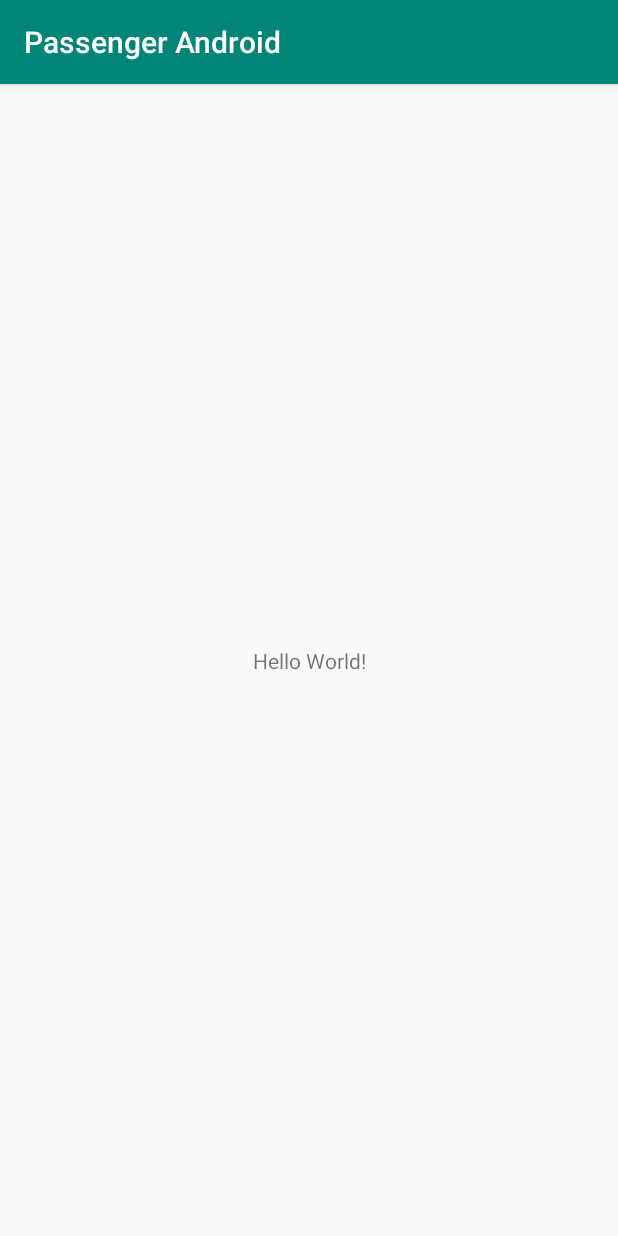
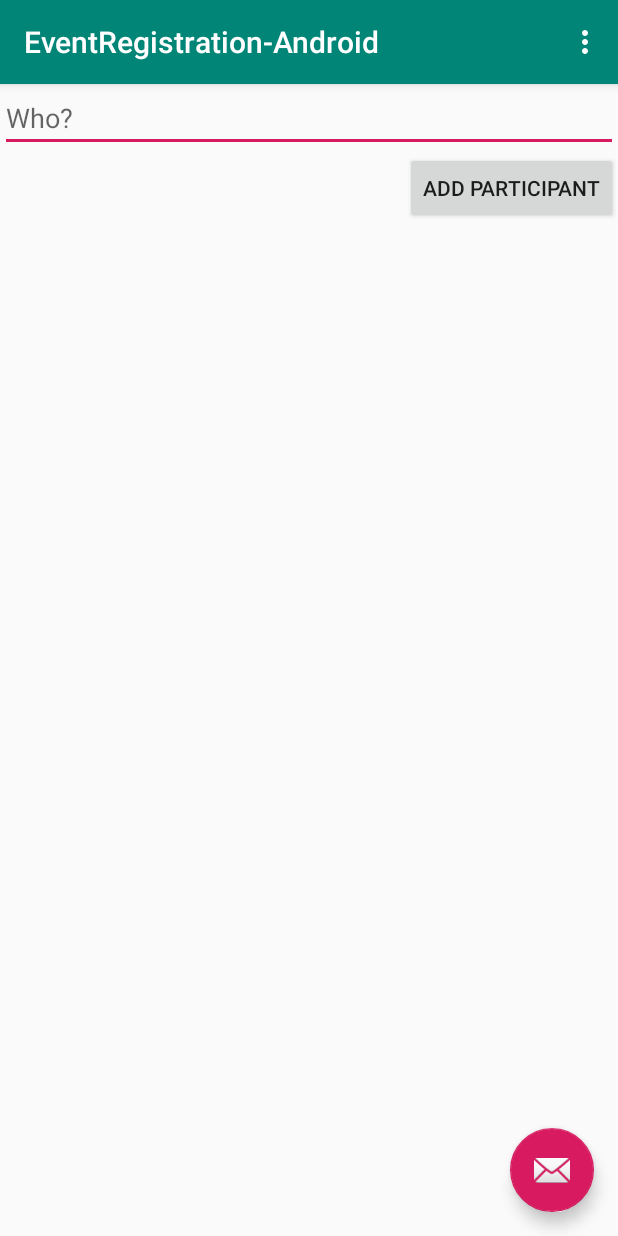
Before and after one commit to alexanderhale/ECSE321-backend-android, an Android app: the screen it shows after launch (MainActivity), on a phone screen of 412 x 824 dp. Run offline under Robolectric (Android 15) with nearby library versions, the phone set to English and light mode, and no system bars; libraries missing offline, so code that uses them is left out: com.loopj.android, cz.msebera.android.

Commit message:
duplicated working frontend project into passengerAndroid

```diff
--- a/frontendAndroid/passengerAndroid/app/build.gradle
+++ b/frontendAndroid/passengerAndroid/app/build.gradle
@@ -3,7 +3,7 @@ apply plugin: 'com.android.application'
 android {
     compileSdkVersion 28
     defaultConfig {
-        applicationId "com.example.alex.passengerandroid"
+        applicationId "ca.mcgill.ecse321.eventregistration"
         minSdkVersion 15
         targetSdkVersion 28
         versionCode 1
@@ -22,6 +22,8 @@ dependencies {
     implementation fileTree(dir: 'libs', include: ['*.jar'])
     implementation 'com.android.support:appcompat-v7:28.0.0'
     implementation 'com.android.support.constraint:constraint-layout:1.1.3'
+    implementation 'com.android.support:design:28.0.0'
+    implementation 'com.loopj.android:android-async-http:1.4.9'
     testImplementation 'junit:junit:4.12'
     androidTestImplementation 'com.android.support.test:runner:1.0.2'
     androidTestImplementation 'com.android.support.test.espresso:espresso-core:3.0.2'
--- /dev/null
+++ b/frontendAndroid/passengerAndroid/app/src/main/java/ca/mcgill/ecse321/eventregistration/MainActivity.java
@@ -0,0 +1,97 @@
+package ca.mcgill.ecse321.eventregistration;
+
+import android.os.Bundle;
+import android.support.design.widget.FloatingActionButton;
+import android.support.design.widget.Snackbar;
+import android.support.v7.app.AppCompatActivity;
+import android.support.v7.widget.Toolbar;
+import android.view.View;
+import android.view.Menu;
+import android.view.MenuItem;
+import android.widget.TextView;
+
+import com.loopj.android.http.JsonHttpResponseHandler;
+import com.loopj.android.http.RequestParams;
+
+import org.json.JSONException;
+import org.json.JSONObject;
+
+import cz.msebera.android.httpclient.Header;
+
+public class MainActivity extends AppCompatActivity {
+    private String error = null;
+
+    @Override
+    protected void onCreate(Bundle savedInstanceState) {
+        super.onCreate(savedInstanceState);
+        setContentView(R.layout.activity_main);
+        Toolbar toolbar = (Toolbar) findViewById(R.id.toolbar);
+        setSupportActionBar(toolbar);
+
+        FloatingActionButton fab = (FloatingActionButton) findViewById(R.id.fab);
+        fab.setOnClickListener(new View.OnClickListener() {
+            @Override
+            public void onClick(View view) {
+                Snackbar.make(view, "Replace with your own action", Snackbar.LENGTH_LONG)
+                        .setAction("Action", null).show();
+            }
+        });
+        refreshErrorMessage();
+    }
+
+    @Override
+    public boolean onCreateOptionsMenu(Menu menu) {
+        // Inflate the menu; this adds items to the action bar if it is present.
+        getMenuInflater().inflate(R.menu.menu_main, menu);
+        return true;
+    }
+
+    @Override
+    public boolean onOptionsItemSelected(MenuItem item) {
+        // Handle action bar item clicks here. The action bar will
+        // automatically handle clicks on the Home/Up button, so long
+        // as you specify a parent activity in AndroidManifest.xml.
+        int id = item.getItemId();
+
+        //noinspection SimplifiableIfStatement
+        if (id == R.id.action_settings) {
+            return true;
+        }
+
+        return super.onOptionsItemSelected(item);
+    }
+
+    public void addParticipant(View v) {
+        error = "";
+        final TextView tv = (TextView) findViewById(R.id.newparticipant_name);
+        HttpUtils.post("participants/" + tv.getText().toString(), new RequestParams(), new JsonHttpResponseHandler() {
+            @Override
+            public void onFinish() {
+                refreshErrorMessage();
+                tv.setText("");
+            }
+            @Override
+            public void onFailure(int statusCode, Header[] headers, Throwable throwable, JSONObject errorResponse) {
+                try {
+                    error += errorResponse.get("message").toString();
+                } catch (JSONException e) {
+                    error += e.getMessage();
+                }
+                refreshErrorMessage();
+            }
+        });
+    }
+
+    private void refreshErrorMessage() {
+        // set the error message
+        TextView tvError = (TextView) findViewById(R.id.error);
+        tvError.setText(error);
+
+        if (error == null || error.length() == 0) {
+            tvError.setVisibility(View.GONE);
+        } else {
+            tvError.setVisibility(View.VISIBLE);
+        }
+
+    }
+}
--- a/frontendAndroid/passengerAndroid/app/src/main/res/layout/activity_main.xml
+++ b/frontendAndroid/passengerAndroid/app/src/main/res/layout/activity_main.xml
@@ -1,18 +1,33 @@
 <?xml version="1.0" encoding="utf-8"?>
-<android.support.constraint.ConstraintLayout xmlns:android="http://schemas.android.com/apk/res/android"
+<android.support.design.widget.CoordinatorLayout xmlns:android="http://schemas.android.com/apk/res/android"
     xmlns:app="http://schemas.android.com/apk/res-auto"
     xmlns:tools="http://schemas.android.com/tools"
     android:layout_width="match_parent"
     android:layout_height="match_parent"
     tools:context=".MainActivity">
 
-    <TextView
+    <android.support.design.widget.AppBarLayout
+        android:layout_width="match_parent"
+        android:layout_height="wrap_content"
+        android:theme="@style/AppTheme.AppBarOverlay">
+
+        <android.support.v7.widget.Toolbar
+            android:id="@+id/toolbar"
+            android:layout_width="match_parent"
+            android:layout_height="?attr/actionBarSize"
+            android:background="?attr/colorPrimary"
+            app:popupTheme="@style/AppTheme.PopupOverlay" />
+
+    </android.support.design.widget.AppBarLayout>
+
+    <include layout="@layout/content_main" />
+
+    <android.support.design.widget.FloatingActionButton
+        android:id="@+id/fab"
         android:layout_width="wrap_content"
         android:layout_height="wrap_content"
-        android:text="Hello World!"
-        app:layout_constraintBottom_toBottomOf="parent"
-        app:layout_constraintLeft_toLeftOf="parent"
-        app:layout_constraintRight_toRightOf="parent"
-        app:layout_constraintTop_toTopOf="parent" />
+        android:layout_gravity="bottom|end"
+        android:layout_margin="@dimen/fab_margin"
+        app:srcCompat="@android:drawable/ic_dialog_email" />
 
-</android.support.constraint.ConstraintLayout>
+</android.support.design.widget.CoordinatorLayout>
--- /dev/null
+++ b/frontendAndroid/passengerAndroid/app/src/main/res/layout/content_main.xml
@@ -0,0 +1,38 @@
+<?xml version="1.0" encoding="utf-8"?>
+<android.support.constraint.ConstraintLayout xmlns:android="http://schemas.android.com/apk/res/android"
+    xmlns:app="http://schemas.android.com/apk/res-auto"
+    xmlns:tools="http://schemas.android.com/tools"
+    android:layout_width="match_parent"
+    android:layout_height="match_parent"
+    app:layout_behavior="@string/appbar_scrolling_view_behavior"
+    tools:context=".MainActivity"
+    tools:showIn="@layout/activity_main">
+
+    <LinearLayout
+        android:layout_width="match_parent"
+        android:layout_height="wrap_content"
+        android:orientation="vertical">
+
+        <TextView
+            android:id="@+id/error"
+            android:layout_height="wrap_content"
+            android:layout_width="wrap_content"
+            android:visibility="gone"
+            android:text=""
+            android:textColor="@color/colorAccent"/>
+
+        <EditText
+            android:layout_width="match_parent"
+            android:layout_height="wrap_content"
+            android:id="@+id/newparticipant_name"
+            android:hint="@string/newparticipant_hint"/>
+
+        <Button
+            android:layout_width="wrap_content"
+            android:layout_height="wrap_content"
+            android:layout_gravity="end"
+            android:text="@string/newparticipant_button"
+            android:onClick="addParticipant"/>
+    </LinearLayout>
+
+</android.support.constraint.ConstraintLayout>
--- /dev/null
+++ b/frontendAndroid/passengerAndroid/app/src/main/res/menu/menu_main.xml
@@ -0,0 +1,10 @@
+<menu xmlns:android="http://schemas.android.com/apk/res/android"
+    xmlns:app="http://schemas.android.com/apk/res-auto"
+    xmlns:tools="http://schemas.android.com/tools"
+    tools:context="ca.mcgill.ecse321.eventregistration.MainActivity">
+    <item
+        android:id="@+id/action_settings"
+        android:orderInCategory="100"
+        android:title="@string/action_settings"
+        app:showAsAction="never" />
+</menu>
--- /dev/null
+++ b/frontendAndroid/passengerAndroid/app/src/main/res/values/dimens.xml
@@ -0,0 +1,3 @@
+<resources>
+    <dimen name="fab_margin">16dp</dimen>
+</resources>
--- a/frontendAndroid/passengerAndroid/app/src/main/res/values/strings.xml
+++ b/frontendAndroid/passengerAndroid/app/src/main/res/values/strings.xml
@@ -1,3 +1,6 @@
 <resources>
-    <string name="app_name">Passenger Android</string>
+    <string name="app_name">EventRegistration-Android</string>
+    <string name="action_settings">Settings</string>
+    <string name="newparticipant_hint">Who?</string>
+    <string name="newparticipant_button">Add Participant</string>
 </resources>
--- a/frontendAndroid/passengerAndroid/app/src/main/res/values/styles.xml
+++ b/frontendAndroid/passengerAndroid/app/src/main/res/values/styles.xml
@@ -8,4 +8,13 @@
         <item name="colorAccent">@color/colorAccent</item>
     </style>
 
+    <style name="AppTheme.NoActionBar">
+        <item name="windowActionBar">false</item>
+        <item name="windowNoTitle">true</item>
+    </style>
+
+    <style name="AppTheme.AppBarOverlay" parent="ThemeOverlay.AppCompat.Dark.ActionBar" />
+
+    <style name="AppTheme.PopupOverlay" parent="ThemeOverlay.AppCompat.Light" />
+
 </resources>
```
Also changed, not shown: frontendAndroid/passengerAndroid/app/src/main/AndroidManifest.xml (+7 -3 lines), frontendAndroid/passengerAndroid/app/src/main/java/ca/mcgill/ecse321/eventregistration/HttpUtils.java (added, +44 -0 lines), frontendAndroid/passengerAndroid/app/src/main/java/com/example/alex/passengerandroid/MainActivity.java (deleted, +0 -13 lines), 674 other files.
